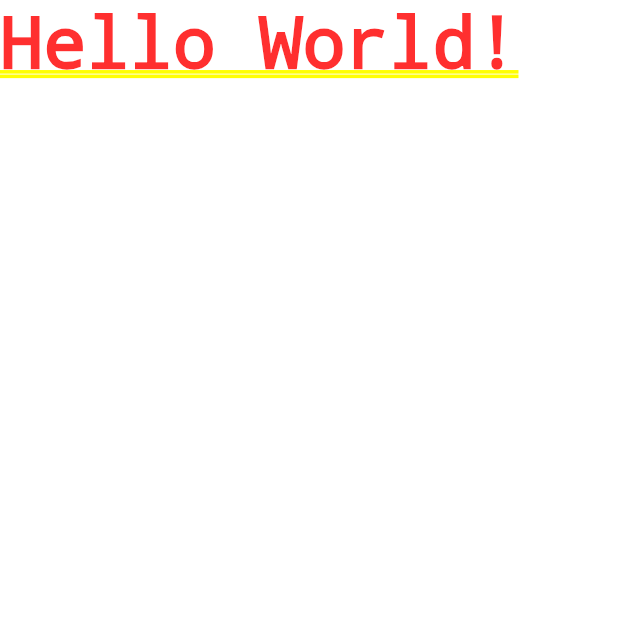
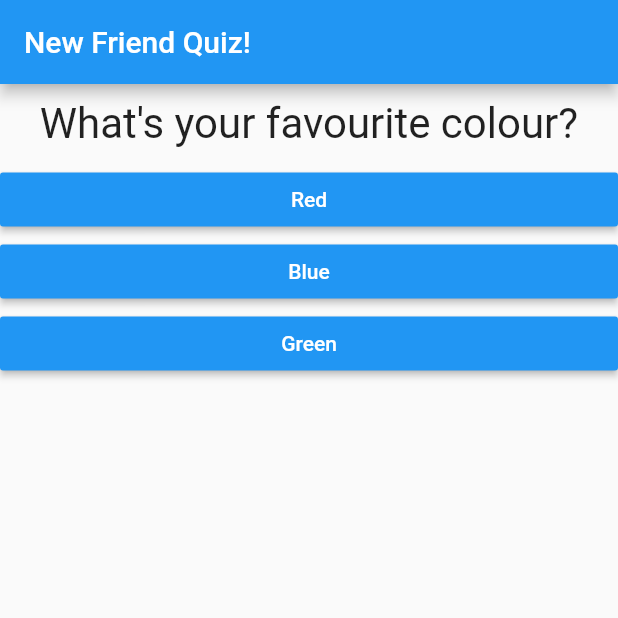
Before and after one commit to trentstauff/FlutterQuizApp, a Flutter app: the screen it shows after launch, on a phone screen of 412 x 824 dp, the top half of it. Run offline on Flutter 3.47's test engine with Material 2 defaults, Android fonts, the phone set to English and light mode, and no system bars.

Commit message:
Final Basic App
Final basic flutter quiz application.

```diff
--- /dev/null
+++ b/first_app/lib/answer.dart
@@ -0,0 +1,22 @@
+import 'package:flutter/material.dart';
+
+class Answer extends StatelessWidget {
+
+  final Function selectHandler;
+  final String answer;
+
+  Answer(this.selectHandler, this.answer);
+
+  @override
+  Widget build(BuildContext context) {
+    return Container(
+      width: double.infinity,
+      child: RaisedButton(
+        textColor: Colors.white,
+        color: Colors.blue,
+        child: Text(answer),
+        onPressed: selectHandler,
+      ),
+    );
+  }
+}
--- a/first_app/lib/main.dart
+++ b/first_app/lib/main.dart
@@ -1,12 +1,73 @@
 import 'package:flutter/material.dart';
 
-void main(){
-  runApp(MyApp());
+import './quiz.dart';
+import './result.dart';
+
+void main() => runApp(MyApp());
+
+class MyApp extends StatefulWidget {
+  @override
+  State<StatefulWidget> createState() {
+    // TODO: implement createState
+    return _MyAppState();
+  }
 }
 
-class MyApp extends StatelessWidget {
+class _MyAppState extends State<MyApp> {
+  var _score = 0;
+  var _questionIndex = 0;
+  final _questions = const [
+    {
+      'questionText': 'What\'s your favourite colour?',
+      'answers': [
+        {'text': 'Red', 'score': 1},
+        {'text': 'Blue', 'score': 2},
+        {'text': 'Green', 'score': 3}
+      ],
+    },
+    {
+      'questionText': 'What\'s your favourite animal?',
+      'answers': [
+        {'text': 'Cat', 'score': 1},
+        {'text': 'Monkey', 'score': 2},
+        {'text': 'Dog', 'score': 3}
+      ],
+    },
+    {
+      'questionText': "What\'s your favourite car?",
+      'answers': [
+        {'text': 'Ford', 'score': 1},
+        {'text': 'Mercedes', 'score': 2},
+        {'text': 'Ferrari', 'score': 3}
+      ],
+    },
+  ];
 
+  void _answerQuestion(int answerScore) {
+    _score += answerScore;
+    setState(() {
+      _questionIndex++;
+    });
+    print(_score);
+  }
+
+  void _resetQuiz() {
+    setState(() {
+      _questionIndex = 0;
+      _score = 0;
+    });
+  }
+
+  @override
   Widget build(BuildContext context) {
-    return MaterialApp(home: Text('Hello World!'));
+    return MaterialApp(
+        home: Scaffold(
+      appBar: AppBar(
+        title: Text('New Friend Quiz!'),
+      ),
+      body: _questionIndex < _questions.length
+          ? Quiz(_questions, _questionIndex, _answerQuestion)
+          : Result(_score, _resetQuiz)
+    ));
   }
 }
--- /dev/null
+++ b/first_app/lib/question.dart
@@ -0,0 +1,20 @@
+import 'package:flutter/material.dart';
+
+class Question extends StatelessWidget {
+  final String questionText;
+
+  Question(this.questionText);
+
+  @override
+  Widget build(BuildContext context) {
+    return Container(
+      width: double.infinity,
+      margin: EdgeInsets.all(10),
+      child: Text(
+        questionText,
+        style: TextStyle(fontSize: 28),
+        textAlign: TextAlign.center,
+      ),
+    );
+  }
+}
--- /dev/null
+++ b/first_app/lib/quiz.dart
@@ -0,0 +1,26 @@
+import 'package:flutter/material.dart';
+import './question.dart';
+import './answer.dart';
+
+class Quiz extends StatelessWidget {
+
+  final List<Map<String, Object>> questions;
+  final int questionIndex;
+  final Function answerQuestion;
+
+  Quiz(this.questions, this.questionIndex, this.answerQuestion);
+
+  @override
+  Widget build(BuildContext context) {
+    return Column(
+      children: <Widget>[
+        Question(
+          questions[questionIndex]['questionText'],
+        ),
+        ...(questions[questionIndex]['answers'] as List<Map<String, Object>>).map((answer) {
+          return Answer(() => answerQuestion(answer['score']), answer['text']);
+        }).toList()
+      ],
+    );
+  }
+}
```
Also changed, not shown: first_app/lib/result.dart (added, +43 -0 lines).
